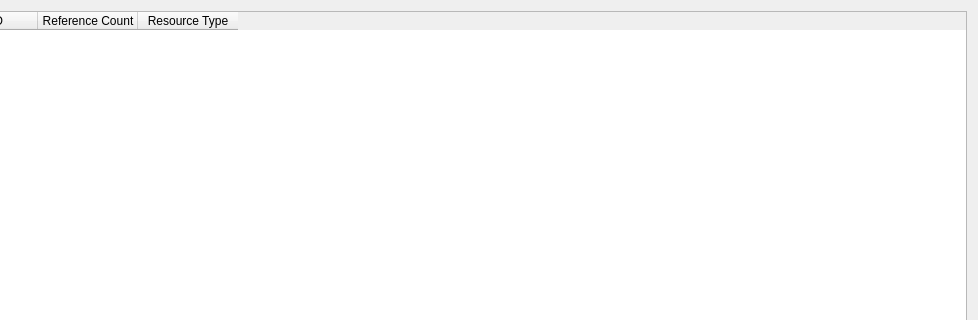
Old version of the form flxEditor/ResourceBrowserWidget.ui in the repository TreePuncher/gamekit; both pictures show x 174 to 1152 and y 0 to 320 of the 1152 by 722 pixel window.
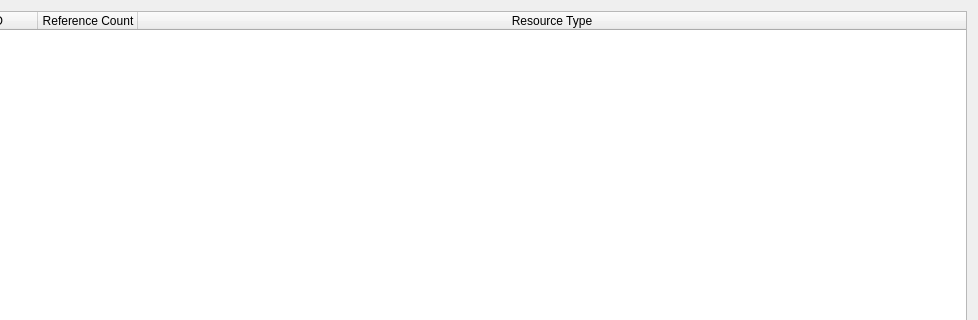
New version of the form.

Patch:
```diff
--- a/flxEditor/ResourceBrowserWidget.ui
+++ b/flxEditor/ResourceBrowserWidget.ui
@@ -25,6 +25,9 @@
      <property name="selectionBehavior">
       <enum>QAbstractItemView::SelectItems</enum>
      </property>
+     <attribute name="horizontalHeaderStretchLastSection">
+      <bool>true</bool>
+     </attribute>
      <attribute name="verticalHeaderVisible">
       <bool>false</bool>
      </attribute>
```
Left out of the diff: 2 changed lines with no effect on the pictures.
